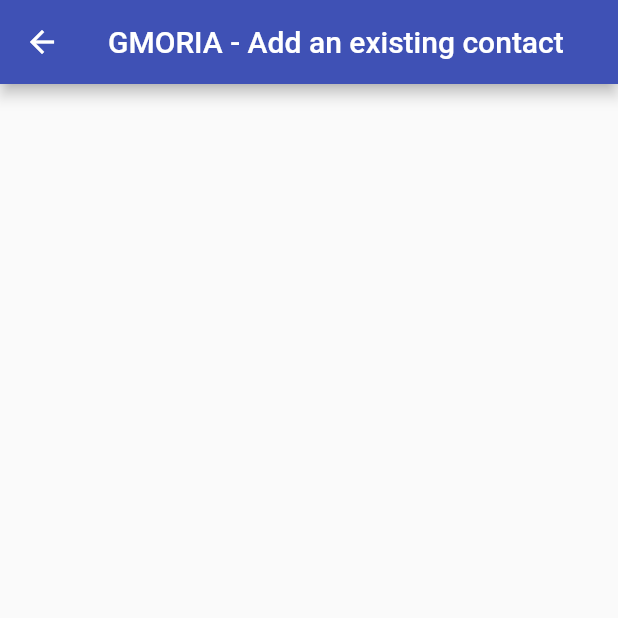
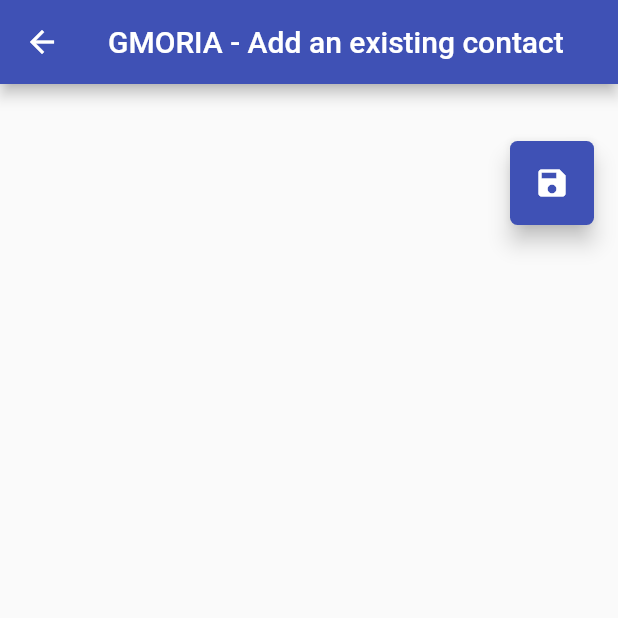
Before and after one commit to nmHEVS/GMoria, a Flutter app: the AddExistingPerson screen opened directly, on a phone screen of 412 x 824 dp, the top half of it. Run offline on Flutter 3.47's test engine with Material 2 defaults, Android fonts, the phone set to English and light mode, and no system bars; our stand-ins replace cloud_firestore, confetti, firebase_auth, firebase_core, google_fonts, image_picker; accounts and stored records are empty.

```diff
--- a/gmoria/lib/Forms/EditPersonForm.dart
+++ b/gmoria/lib/Forms/EditPersonForm.dart
@@ -192,12 +192,6 @@ class _EditPersonFormState extends State<EditPersonForm> {
                 TextFormField(
                   controller: addNotesController,
                   decoration: InputDecoration(labelText: 'Notes'),
-                  validator: (value) {
-                    if (value.isEmpty) {
-                      return 'Please fill this field';
-                    }
-                    return null;
-                  },
                 ),
                 SizedBox(
                   height: 40,
--- a/gmoria/lib/Pages/Add Edit/AddExistingPerson.dart
+++ b/gmoria/lib/Pages/Add Edit/AddExistingPerson.dart
@@ -24,6 +24,24 @@ class _AddExistingPersonState extends State<AddExistingPerson> {
       body: FetchDataPersonToAdd(
         listId: widget.listId,
       ),
+      floatingActionButton: Stack(
+        children: <Widget>[
+          Positioned(
+            top: 110.0,
+            right: 0.0,
+            child: FloatingActionButton(
+              heroTag: 'save',
+              onPressed: () {
+                Navigator.pushNamed(context, '/home');
+              },
+              child: Icon(Icons.save),
+              shape: RoundedRectangleBorder(
+                borderRadius: BorderRadius.circular(5.0),
+              ),
+            ),
+          ),
+        ],
+      ),
     );
   }
 }
--- a/gmoria/lib/Pages/Game/ScorePage.dart
+++ b/gmoria/lib/Pages/Game/ScorePage.dart
@@ -61,7 +61,7 @@ class _ScorePageState extends State<ScorePage> {
               Container(
                 child: widget.score > 80
                     ? Text(
-                        'Well Done ! Almost perfect !',
+                        'Well Done !',
                         style: TextStyle(fontSize: 30),
                         textAlign: TextAlign.center,
                       )
@@ -76,7 +76,7 @@ class _ScorePageState extends State<ScorePage> {
               ),
               Container(
                 child: Text(
-                  'Your score for the list ' + widget.listName + ' : ',
+                  'Your score : ',
                   style: TextStyle(fontSize: 30),
                 ),
               ),
--- a/gmoria/lib/alerts/alertDelete.dart
+++ b/gmoria/lib/alerts/alertDelete.dart
@@ -36,9 +36,6 @@ void deletePerson(String listId, String personId) async {
 
 Widget alertDelete(BuildContext context, String name, String listId,
     String personId, String objectToDelete) {
-  print("--------------------");
-  print(listId);
-  print(personId);
   return new AlertDialog(
     title: const Text('Delete'),
     content: new Column(
--- a/gmoria/lib/datas/FetchDataPersonToAdd.dart
+++ b/gmoria/lib/datas/FetchDataPersonToAdd.dart
@@ -27,6 +27,7 @@ class _FetchDataPersonToAddState extends State<FetchDataPersonToAdd> {
         .collection('users')
         .doc(firebaseUser.uid)
         .collection('persons')
+        .orderBy('name')
         .snapshots();
   }
 
@@ -48,7 +49,7 @@ class _FetchDataPersonToAddState extends State<FetchDataPersonToAdd> {
   @override
   Widget build(BuildContext context) {
     return Padding(
-      padding: const EdgeInsets.all(5),
+      padding: const EdgeInsets.only(left: 5, right: 5, bottom: 5, top: 70),
       child: StreamBuilder<QuerySnapshot>(
         stream: all,
         builder: (context, snapshot) {
```
Also changed, not shown: gmoria/lib/Pages/Person/PersonListPage.dart (+18 -0 lines), gmoria/lib/alerts/alertNoPeople.dart (added, +46 -0 lines).
